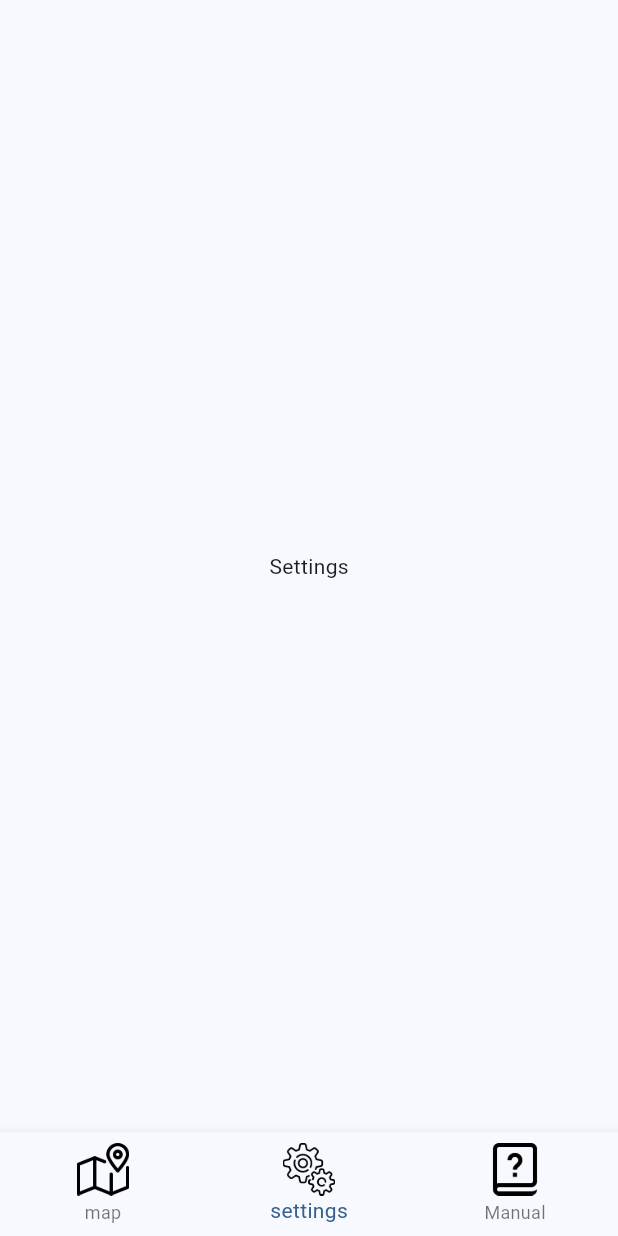
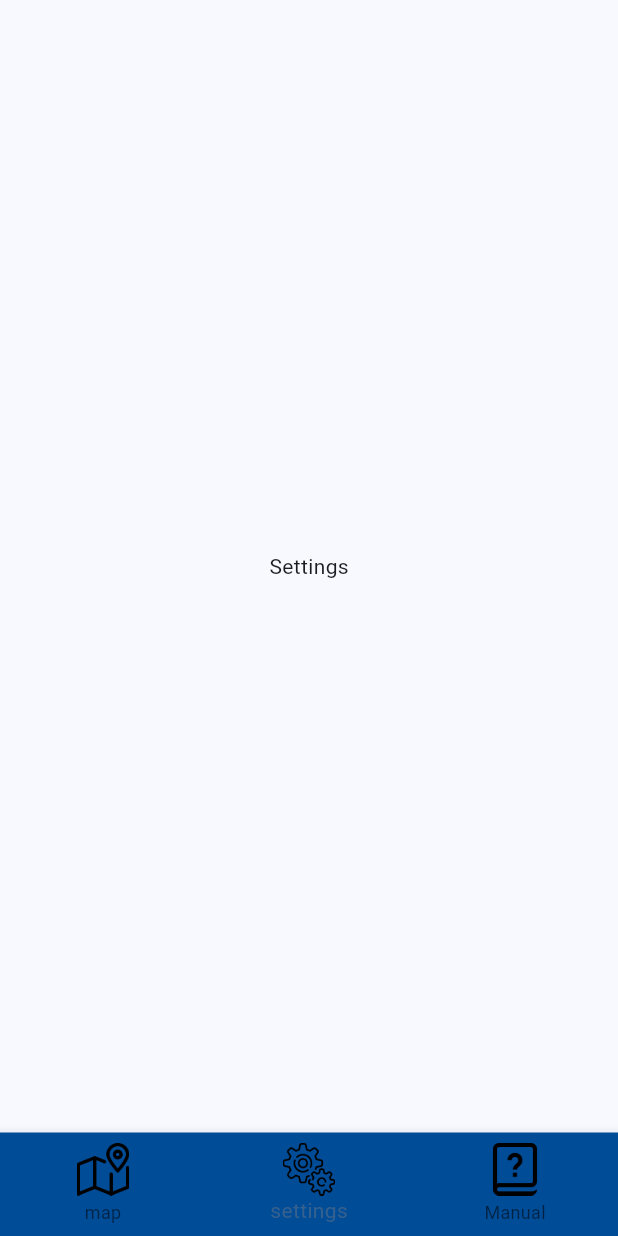
Before and after one commit to Compairifuel/Compairifuel, a Flutter app: the screen it shows after launch, item 2 of the bottom bar chosen, on a phone screen of 412 x 824 dp. Run offline on Flutter 3.47's test engine with Material 3 defaults, Android fonts, the phone set to English and light mode, and no system bars; our stand-ins replace device_preview, geolocator.

Commit message:
soort van icons
Signed-off-by: Alper Bekar <a.bekar@student.han.nl>

```diff
--- a/compairifuel/lib/main.dart
+++ b/compairifuel/lib/main.dart
@@ -90,7 +90,7 @@ class _MyHomePageState extends State<MyHomePage> {
   Widget build(BuildContext context) {
     return Scaffold(
       bottomNavigationBar: BottomNavigationBar(
-        backgroundColor: Theme.of(context).colorScheme.surface,
+        backgroundColor: Color(0xFF004c97),
         currentIndex: index,
         onTap: (int index) => setState(() => this.index = index),
         items: [
```
